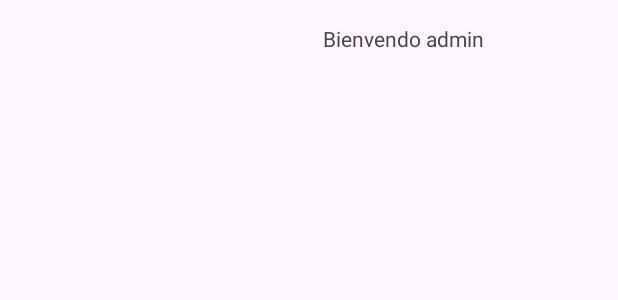
After one commit to JoseCotos/appMovil, an Android app: the layout activity_home_admin.xml on its own in the app's theme, with its tools: preview values and no code run, on a phone screen of 412 x 824 dp. The commit adds this screen. Shown: the top 300 px of the screen. Run offline under Robolectric (Android 15) with nearby library versions, the phone set to English and light mode, and no system bars.

Commit message:
Avance 2

```diff
--- a/app/src/main/AndroidManifest.xml
+++ b/app/src/main/AndroidManifest.xml
@@ -13,6 +13,9 @@
         android:supportsRtl="true"
         android:theme="@style/Theme.MiappPosta"
         tools:targetApi="31">
+        <activity
+            android:name=".HomeAdminActivity"
+            android:exported="false" />
         <activity
             android:name=".PacienteActivity"
             android:exported="false" />
--- a/app/src/main/res/layout/activity_home.xml
+++ b/app/src/main/res/layout/activity_home.xml
@@ -5,7 +5,7 @@
     android:layout_height="match_parent"
     android:gravity="center"
     android:orientation="vertical"
-    android:background="#FFFFFF"
+    android:background="@drawable/fondo_main"
     android:padding="24dp">
 
     <TextView
--- /dev/null
+++ b/app/src/main/res/layout/activity_home_admin.xml
@@ -0,0 +1,21 @@
+<?xml version="1.0" encoding="utf-8"?>
+<androidx.constraintlayout.widget.ConstraintLayout xmlns:android="http://schemas.android.com/apk/res/android"
+    xmlns:app="http://schemas.android.com/apk/res-auto"
+    xmlns:tools="http://schemas.android.com/tools"
+    android:id="@+id/main"
+    android:layout_width="match_parent"
+    android:layout_height="match_parent"
+    tools:context=".HomeAdminActivity">
+
+    <TextView
+        android:id="@+id/textView9"
+        android:layout_width="wrap_content"
+        android:layout_height="wrap_content"
+        android:layout_marginStart="239dp"
+        android:layout_marginTop="16dp"
+        android:layout_marginEnd="114dp"
+        android:text="Bienvendo admin"
+        app:layout_constraintEnd_toEndOf="parent"
+        app:layout_constraintStart_toStartOf="parent"
+        app:layout_constraintTop_toTopOf="parent" />
+</androidx.constraintlayout.widget.ConstraintLayout>
```
Also changed, not shown: app/src/main/java/com/upc/miappposta/HomeAdminActivity.kt (added, +20 -0 lines), app/src/main/java/com/upc/miappposta/LoginActivity.kt (+16 -6 lines), app/src/main/java/com/upc/miappposta/util/SQLiteHelper.kt (+12 -1 lines), app/src/main/res/drawable/fondo_main.jpg (added).
